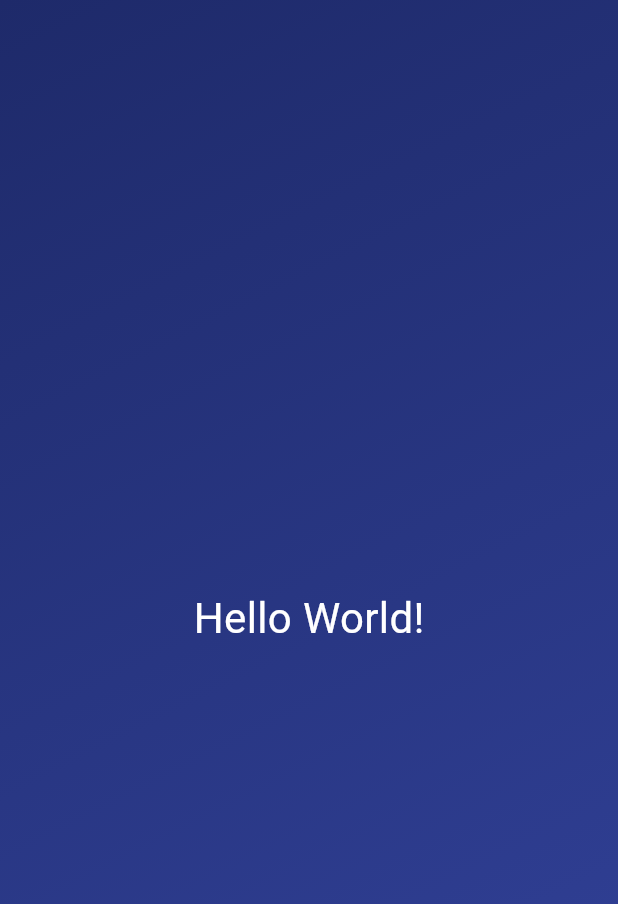
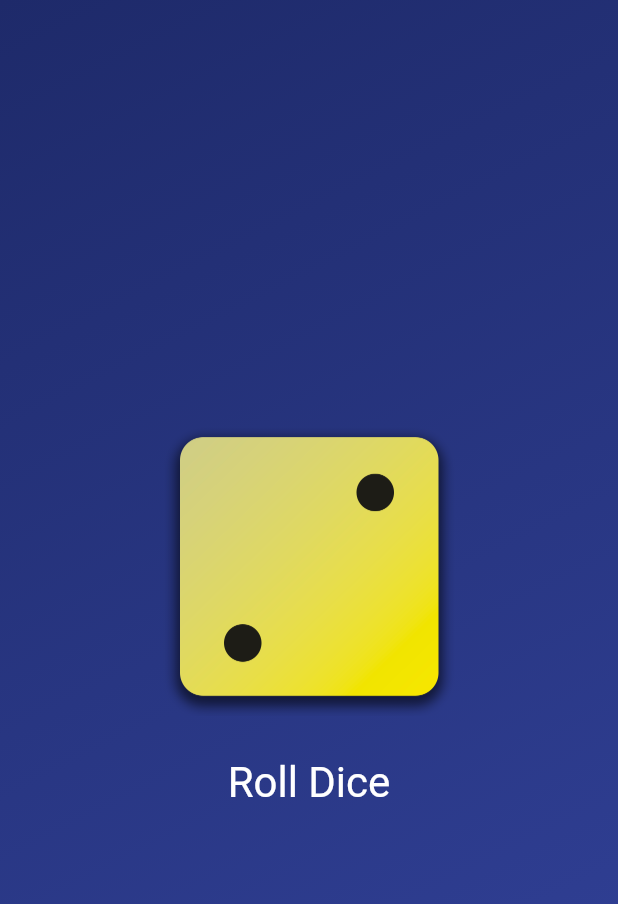
Before and after one commit to enyiaja/RollDice, a Flutter app: the screen it shows after launch, on a phone screen of 412 x 824 dp. Shown: the top 904 px of the screen. Run offline on Flutter 3.47's test engine with Material 3 defaults, Android fonts, the phone set to English and light mode, and no system bars.

Commit message:
S02V47: Styling buttons and working with padding

```diff
--- a/lib/gradient_container.dart
+++ b/lib/gradient_container.dart
@@ -1,13 +1,14 @@
 import 'package:flutter/material.dart';
-import 'package:roll_dice/styled_text.dart';
+//import 'package:roll_dice/styled_text.dart';
 
 const Alignment startAlignment = Alignment.topLeft;
 const Alignment endAlignment = Alignment.bottomRight;
 
 class GradientContainer extends StatelessWidget {
   const GradientContainer({super.key, required this.colors});
+  final List<Color> colors;
 
-  final List<Color> colors;
+  void rollDice() {}
 
   @override
   Widget build(BuildContext context) {
@@ -19,8 +20,32 @@ class GradientContainer extends StatelessWidget {
           end: endAlignment,
         ),
       ),
-      child: const Center(
-        child: StyledText('Hello World!'),
+      child: Center(
+        child: Column(
+          mainAxisSize: MainAxisSize.min,
+          children: [
+            Image.asset(
+              'assets/images/dice-2.png',
+              width: 200,
+            ),
+            SizedBox(
+              height: 20,
+            ),
+            TextButton(
+              onPressed: rollDice,
+              style: TextButton.styleFrom(
+                // padding: EdgeInsets.only(
+                //   top: 20,
+                // ),
+                foregroundColor: Colors.white,
+                textStyle: const TextStyle(
+                  fontSize: 28,
+                ),
+              ),
+              child: Text('Roll Dice'),
+            ),
+          ],
+        ),
       ),
     );
   }
```
Also changed, not shown: pubspec.yaml (+7 -3 lines), assets/images/dice-1.png (added), assets/images/dice-2.png (added), assets/images/dice-3.png (added), assets/images/dice-4.png (added), assets/images/dice-5.png (added), assets/images/dice-6.png (added).
